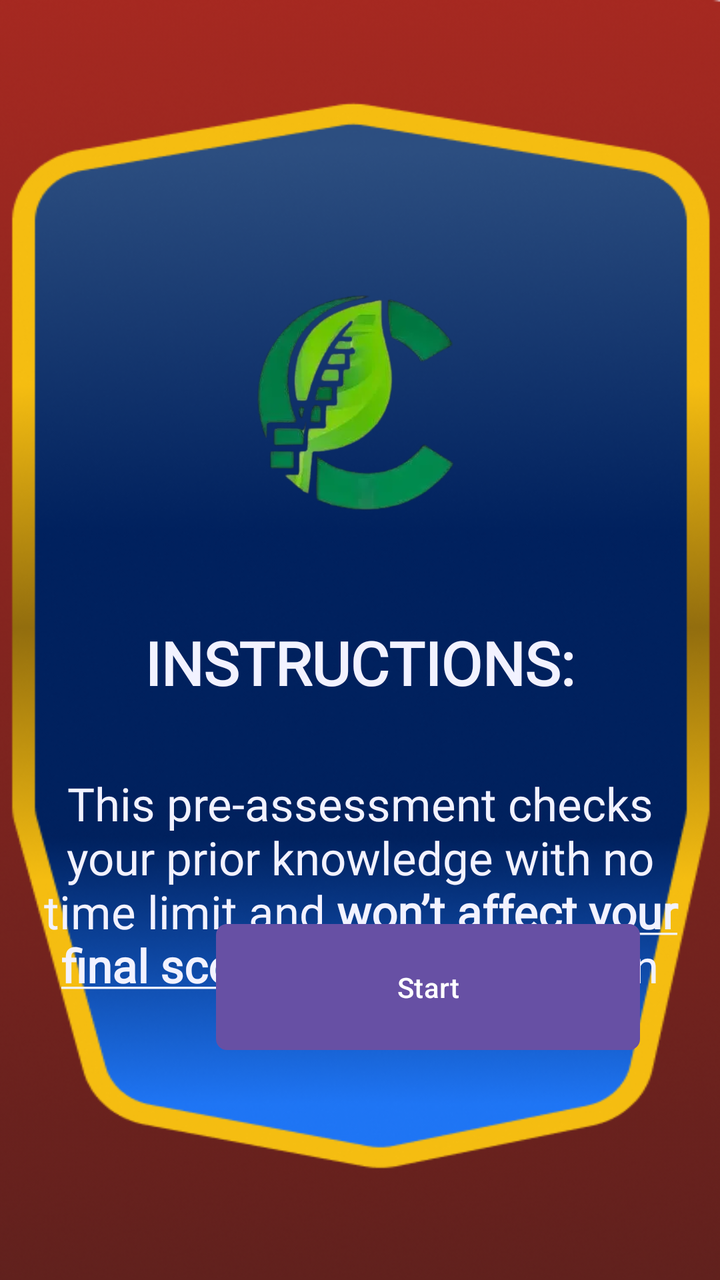
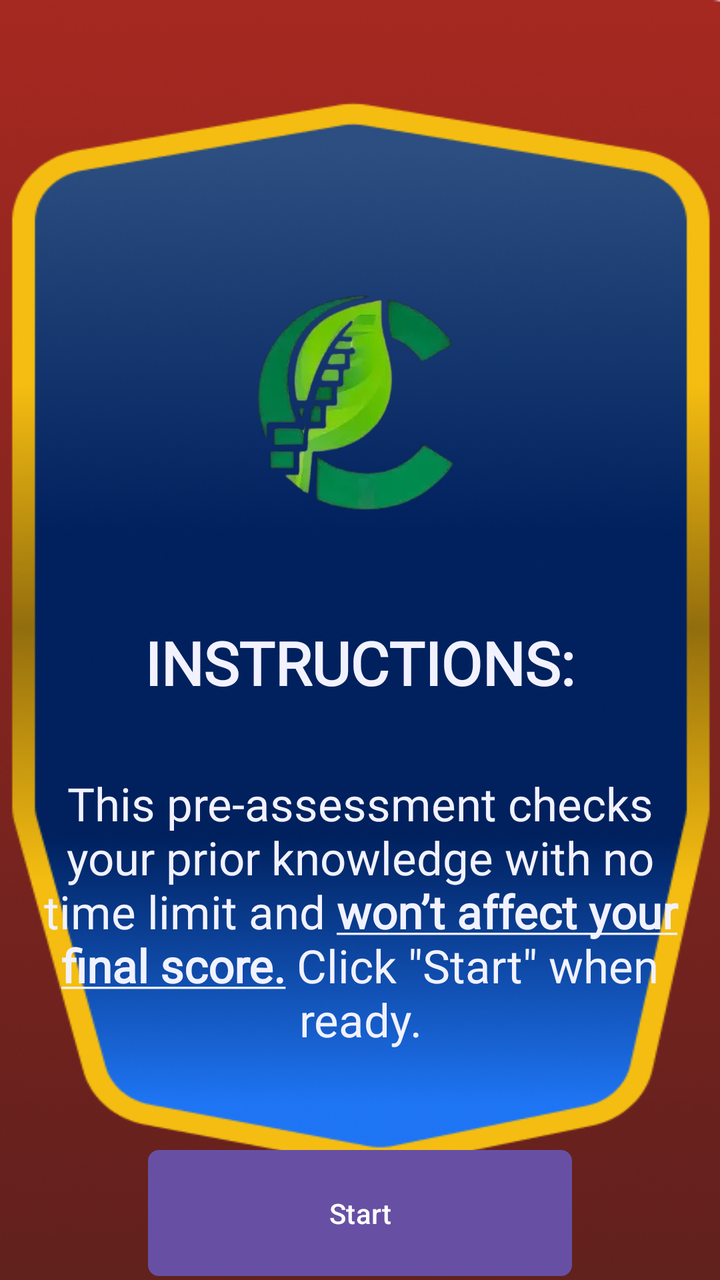

An Android layout rendered at two revisions. The XML below is the earlier revision; the diff shows what the commit changed to produce the second picture.
<!-- AndroidManifest.xml: application theme Theme.CVERDETOTOO -->
<!-- res/layout/activity_pre_assess1.xml -->
<?xml version="1.0" encoding="utf-8"?>
<ScrollView xmlns:android="http://schemas.android.com/apk/res/android"
    xmlns:app="http://schemas.android.com/apk/res-auto"
    android:layout_width="match_parent"
    android:layout_height="match_parent"
    android:background="@drawable/prebg1">

    <RelativeLayout
        android:layout_width="match_parent"
        android:layout_height="wrap_content">

        <ImageView
            android:id="@+id/imageView"
            android:layout_width="212dp"
            android:layout_height="212sp"
            android:layout_marginTop="90sp"
            android:layout_marginStart="16sp"
            android:layout_marginEnd="16sp"
            android:layout_gravity="center"
            android:contentDescription="@string/logo_description"
            android:layout_centerHorizontal="true"
            app:srcCompat="@drawable/final_logo" />

        <TextView
            android:id="@+id/preinstruc1"
            android:layout_width="wrap_content"
            android:layout_height="wrap_content"
            android:layout_below="@id/imageView"
            android:layout_centerHorizontal="true"
            android:layout_marginTop="9sp"
            android:fontFamily="@font/poppins_bold"
            android:gravity="center"
            android:text="@string/instruc"
            android:textColor="@color/WBlue"
            android:textSize="30sp"
            android:textStyle="bold" />

        
        <TextView
            android:id="@+id/motivationalText"
            android:layout_width="match_parent"
            android:layout_height="wrap_content"
            android:layout_below="@id/preinstruc1"
            android:layout_centerHorizontal="true"
            android:layout_marginTop="35sp"
            android:layout_marginStart="16sp"
            android:layout_marginEnd="16sp"
            android:fontFamily="@font/poppinsregular"
            android:gravity="center"
            android:text="@string/instrucpreassess"
            android:textColor="@color/WBlue"
            android:textSize="23sp" />

        <Button
            android:id="@+id/prebtnstart1"
            android:layout_width="212dp"
            android:layout_height="63dp"
            android:layout_alignParentStart="true"
            android:layout_alignParentBottom="true"
            android:layout_marginStart="108dp"
            android:layout_marginBottom="69dp"
            android:background="@drawable/preassesbtn"
            android:text="@string/start" />

    </RelativeLayout>

</ScrollView>
<!-- resources referenced by this layout -->
<resources>
  <color name="WBlue">#F2F2FF</color>
  <!-- drawable final_logo: webp bitmap (drawable, 15114 bytes) -->
  <!-- drawable preassesbtn (drawable) -->
  <?xml version="1.0" encoding="utf-8"?>
  <shape android:shape="rectangle"
      xmlns:android="http://schemas.android.com/apk/res/android">
  
      <gradient android:startColor="@color/BGreen" android:endColor="@color/LGreen"
          android:type="linear" android:width="3dp"/>
      <corners android:radius="5dp"/>
      <stroke android:color="@color/Green" android:width="1dp"/>
  </shape>
  <!-- drawable prebg1: png bitmap (drawable, 189124 bytes) -->
  <string name="instruc">INSTRUCTIONS:</string>
  <string name="instrucpreassess">This pre-assessment checks your prior knowledge with no time limit and <b><u>won’t affect your final score.</u></b> Click \"Start\" when ready.</string>
  <string name="logo_description">\n</string>
  <string name="start">Start</string>
  <style name="Theme.CVERDETOTOO" parent="Base.Theme.CVERDETOTOO" />
  <color name="BGreen">#ABC992</color>
  <color name="LGreen">#ACB992</color>
  <color name="Green">#464E2E</color>
  <style name="Base.Theme.CVERDETOTOO" parent="Theme.Material3.DayNight.NoActionBar">
          
          
      </style>
</resources>

<!-- the commit's change to res/layout/activity_pre_assess1.xml (unified diff, before → after) -->
@@ -38,7 +38,7 @@
         
         <TextView
             android:id="@+id/motivationalText"
-            android:layout_width="match_parent"
+            android:layout_width="330sp"
             android:layout_height="wrap_content"
             android:layout_below="@id/preinstruc1"
             android:layout_centerHorizontal="true"
@@ -55,13 +55,11 @@
             android:id="@+id/prebtnstart1"
             android:layout_width="212dp"
             android:layout_height="63dp"
-            android:layout_alignParentStart="true"
-            android:layout_alignParentBottom="true"
-            android:layout_marginStart="108dp"
-            android:layout_marginBottom="69dp"
-            android:background="@drawable/preassesbtn"
-            android:text="@string/start" />
-
+            android:layout_below="@id/motivationalText"
+        android:layout_centerHorizontal="true"
+        android:layout_marginTop="50sp"
+        android:background="@drawable/preassesbtn"
+        android:text="@string/start" />
     </RelativeLayout>
 
 </ScrollView>
